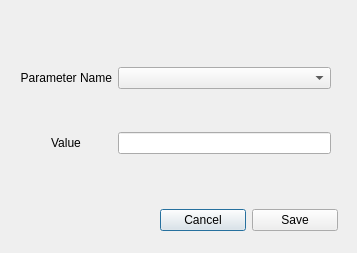
This is main/windows/SetParameterWindow.ui in Erucolindo96/Native-Speaker as Qt 5 draws it before an edit. The edited form follows.
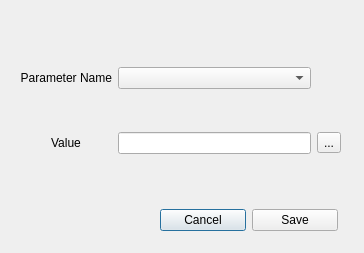
This is the edited form.

The edit to the form file:
```diff
--- a/main/windows/SetParameterWindow.ui
+++ b/main/windows/SetParameterWindow.ui
@@ -6,7 +6,7 @@
    <rect>
     <x>0</x>
     <y>0</y>
-    <width>357</width>
+    <width>364</width>
     <height>253</height>
    </rect>
   </property>
@@ -18,13 +18,17 @@
     <rect>
      <x>20</x>
      <y>30</y>
-     <width>311</width>
+     <width>321</width>
      <height>161</height>
     </rect>
    </property>
    <layout class="QGridLayout" name="gridLayout">
     <item row="1" column="1">
-     <widget class="QLineEdit" name="lineEdit_param_value"/>
+     <widget class="QLineEdit" name="lineEdit_param_value">
+      <property name="text">
+       <string/>
+      </property>
+     </widget>
     </item>
     <item row="0" column="1">
      <widget class="QComboBox" name="comboBox_param_name"/>
@@ -49,6 +53,13 @@
       </property>
      </widget>
     </item>
+    <item row="1" column="2">
+     <widget class="QToolButton" name="toolButton">
+      <property name="text">
+       <string>...</string>
+      </property>
+     </widget>
+    </item>
    </layout>
   </widget>
   <widget class="QWidget" name="horizontalLayoutWidget">
```
